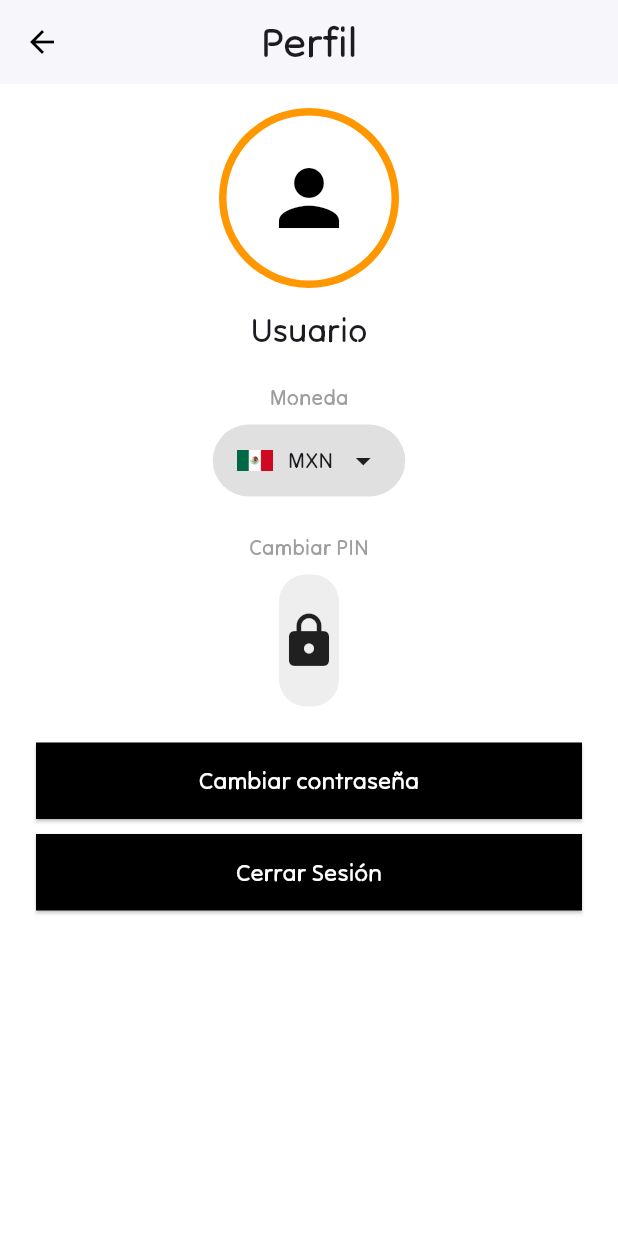
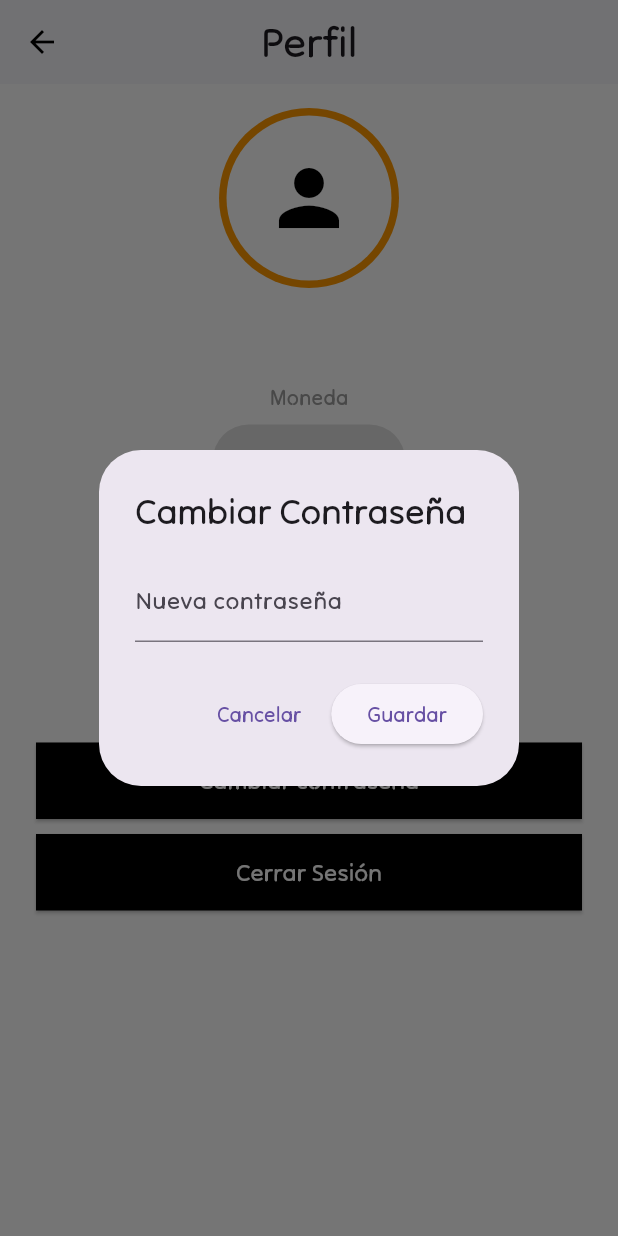
Before and after one commit to Frxn5J/MiFinansas, a Flutter app: the ProfileScreen screen opened directly, after a tap on "Cambiar contraseña", on a phone screen of 412 x 824 dp. Run offline on Flutter 3.47's test engine with Material 3 defaults, Android fonts, the phone set to English and light mode, and no system bars; our stand-ins replace another_flutter_splash_screen, cloud_firestore, firebase_auth, firebase_core, fl_chart; accounts and stored records are empty.

Commit message:
Profile Updated
Agregado cambio de contrasenia, muestra el usuario y boton de cerrar sesion

```diff
--- a/lib/screens/profile_screen.dart
+++ b/lib/screens/profile_screen.dart
@@ -1,8 +1,91 @@
 import 'package:flutter/material.dart';
+import 'package:firebase_auth/firebase_auth.dart';
+import '../screens/login_screen.dart';
 
-class ProfileScreen extends StatelessWidget {
+class ProfileScreen extends StatefulWidget {
+  @override
+  _ProfileScreenState createState() => _ProfileScreenState();
+}
+
+class _ProfileScreenState extends State<ProfileScreen> {
+  User? _user;
+
+  @override
+  void initState() {
+    super.initState();
+    _loadCurrentUser();
+  }
+
+  void _loadCurrentUser() {
+    final currentUser = FirebaseAuth.instance.currentUser;
+    setState(() {
+      _user = currentUser;
+    });
+  }
+
+  Future<void> _signOut() async {
+    await FirebaseAuth.instance.signOut();
+    Navigator.of(context).pushReplacement(
+      MaterialPageRoute(builder: (context) => LoginScreen()),
+    );
+  }
+
+  void _showChangePasswordDialog() {
+    final _formKey = GlobalKey<FormState>();
+    String newPassword = '';
+
+    showDialog(
+      context: context,
+      builder: (context) => AlertDialog(
+        title: Text('Cambiar Contraseña'),
+        content: Form(
+          key: _formKey,
+          child: TextFormField(
+            obscureText: true,
+            decoration: InputDecoration(labelText: 'Nueva contraseña'),
+            validator: (value) {
+              if (value == null || value.length < 6) {
+                return 'Debe tener al menos 6 caracteres';
+              }
+              return null;
+            },
+            onChanged: (value) => newPassword = value,
+          ),
+        ),
+        actions: [
+          TextButton(
+            onPressed: () => Navigator.of(context).pop(),
+            child: Text('Cancelar'),
+          ),
+          ElevatedButton(
+            onPressed: () async {
+              if (_formKey.currentState!.validate()) {
+                try {
+                  await _user!.updatePassword(newPassword);
+                  Navigator.of(context).pop();
+                  ScaffoldMessenger.of(context).showSnackBar(
+                    SnackBar(content: Text('Contraseña actualizada.')),
+                  );
+                } catch (e) {
+                  ScaffoldMessenger.of(context).showSnackBar(
+                    SnackBar(content: Text('Error: ${e.toString()}')),
+                  );
+                }
+              }
+            },
+            child: Text('Guardar'),
+          ),
+        ],
+      ),
+    );
+  }
+
   @override
   Widget build(BuildContext context) {
+    final displayName = _user?.displayName ?? 'Usuario';
+    final email = _user?.email ?? '';
+    final photoUrl = _user?.photoURL;
+
     return Scaffold(
       backgroundColor: Colors.white,
       appBar: AppBar(
@@ -25,11 +108,19 @@ class ProfileScreen extends StatelessWidget {
               child: CircleAvatar(
                 radius: 55,
                 backgroundColor: Colors.white,
-                child: Icon(Icons.person, size: 60, color: Colors.black),
+                backgroundImage:
+                    photoUrl != null ? NetworkImage(photoUrl) : null,
+                child: photoUrl == null
+                    ? Icon(Icons.person, size: 60, color: Colors.black)
+                    : null,
               ),
             ),
             const SizedBox(height: 12),
-            Text('Usuario', style: TextStyle(fontSize: 22)),
+            Text(displayName, style: TextStyle(fontSize: 22)),
+            if (email.isNotEmpty) ...[
+              const SizedBox(height: 4),
+              Text(email, style: TextStyle(color: Colors.grey)),
+            ],
             const SizedBox(height: 20),
 
             // Moneda
@@ -62,13 +153,18 @@ class ProfileScreen extends StatelessWidget {
             // Cambiar PIN
             Text('Cambiar PIN', style: TextStyle(color: Colors.grey)),
             const SizedBox(height: 8),
-            Container(
-              padding: const EdgeInsets.symmetric(vertical: 24),
-              decoration: BoxDecoration(
-                color: Colors.grey[200],
-                borderRadius: BorderRadius.circular(18),
+            InkWell(
+              onTap: () {
+                Navigator.pushNamed(context, '/change_pin');
+              },
+              child: Container(
+                padding: const EdgeInsets.symmetric(vertical: 24),
+                decoration: BoxDecoration(
+                  color: Colors.grey[200],
+                  borderRadius: BorderRadius.circular(18),
+                ),
+                child: const Icon(Icons.lock, size: 40),
               ),
-              child: const Icon(Icons.lock, size: 40),
             ),
 
             const SizedBox(height: 24),
@@ -81,9 +177,10 @@ class ProfileScreen extends StatelessWidget {
                   style: ElevatedButton.styleFrom(
                     backgroundColor: Colors.black,
                     padding: const EdgeInsets.symmetric(vertical: 14),
-                    shape: RoundedRectangleBorder(borderRadius: BorderRadius.zero), // ✅ Sin bordes redondeados
+                    shape: RoundedRectangleBorder(
+                        borderRadius: BorderRadius.zero),
                   ),
-                  onPressed: () {},
+                  onPressed: _showChangePasswordDialog,
                   child: const Text(
                     "Cambiar contraseña",
                     style: TextStyle(
@@ -97,9 +194,10 @@ class ProfileScreen extends StatelessWidget {
                   style: ElevatedButton.styleFrom(
                     backgroundColor: Colors.black,
                     padding: const EdgeInsets.symmetric(vertical: 14),
-                    shape: RoundedRectangleBorder(borderRadius: BorderRadius.zero),
+                    shape: RoundedRectangleBorder(
+                        borderRadius: BorderRadius.zero),
                   ),
-                  onPressed: () {},
+                  onPressed: _signOut,
                   child: const Text(
                     "Cerrar Sesión",
                     style: TextStyle(
```
